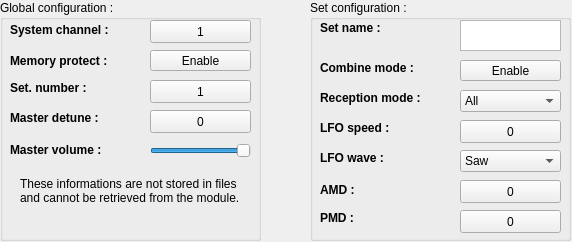
Before: the Qt Designer form interface/qconfig.ui in LasDesu/fb01editor, drawn with Qt 5.
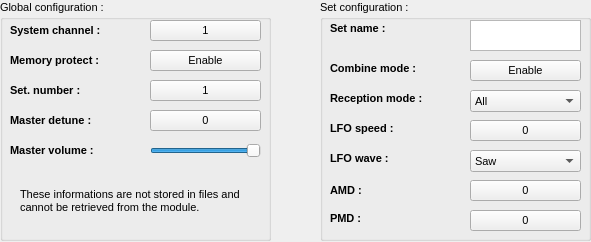
After: the same form once the commit is applied. Custom widgets are drawn as their Qt base class.

What changed in the file:
```diff
--- a/interface/qconfig.ui
+++ b/interface/qconfig.ui
@@ -6,7 +6,7 @@
    <rect>
     <x>0</x>
     <y>0</y>
-    <width>572</width>
+    <width>591</width>
     <height>242</height>
    </rect>
   </property>
@@ -18,10 +18,15 @@
     <rect>
      <x>0</x>
      <y>0</y>
-     <width>261</width>
+     <width>271</width>
      <height>241</height>
     </rect>
    </property>
+   <property name="font">
+    <font>
+     <pointsize>8</pointsize>
+    </font>
+   </property>
    <property name="title">
     <string>Global configuration :</string>
    </property>
@@ -30,10 +35,15 @@
      <rect>
       <x>150</x>
       <y>50</y>
-      <width>101</width>
+      <width>111</width>
       <height>21</height>
      </rect>
     </property>
+    <property name="font">
+     <font>
+      <pointsize>8</pointsize>
+     </font>
+    </property>
     <property name="toolTip">
      <string>Right to write on memory</string>
     </property>
@@ -49,12 +59,13 @@
      <rect>
       <x>10</x>
       <y>50</y>
-      <width>111</width>
+      <width>131</width>
       <height>21</height>
      </rect>
     </property>
     <property name="font">
      <font>
+      <pointsize>8</pointsize>
       <weight>75</weight>
       <bold>true</bold>
      </font>
@@ -67,13 +78,14 @@
     <property name="geometry">
      <rect>
       <x>10</x>
-      <y>78</y>
-      <width>101</width>
+      <y>80</y>
+      <width>131</width>
       <height>20</height>
      </rect>
     </property>
     <property name="font">
      <font>
+      <pointsize>8</pointsize>
       <weight>75</weight>
       <bold>true</bold>
      </font>
@@ -87,12 +99,13 @@
      <rect>
       <x>10</x>
       <y>140</y>
-      <width>101</width>
+      <width>131</width>
       <height>20</height>
      </rect>
     </property>
     <property name="font">
      <font>
+      <pointsize>8</pointsize>
       <weight>75</weight>
       <bold>true</bold>
      </font>
@@ -106,10 +119,15 @@
      <rect>
       <x>150</x>
       <y>140</y>
-      <width>101</width>
+      <width>111</width>
       <height>21</height>
      </rect>
     </property>
+    <property name="font">
+     <font>
+      <pointsize>8</pointsize>
+     </font>
+    </property>
     <property name="toolTip">
      <string>Master level of the module</string>
     </property>
@@ -128,10 +146,15 @@
      <rect>
       <x>20</x>
       <y>170</y>
-      <width>221</width>
-      <height>41</height>
+      <width>231</width>
+      <height>61</height>
      </rect>
     </property>
+    <property name="font">
+     <font>
+      <pointsize>8</pointsize>
+     </font>
+    </property>
     <property name="text">
      <string>These informations are not stored in files and cannot be retrieved from the module.</string>
     </property>
@@ -150,12 +173,13 @@
      <rect>
       <x>10</x>
       <y>20</y>
-      <width>111</width>
+      <width>131</width>
       <height>20</height>
      </rect>
     </property>
     <property name="font">
      <font>
+      <pointsize>8</pointsize>
       <weight>75</weight>
       <bold>true</bold>
      </font>
@@ -169,10 +193,15 @@
      <rect>
       <x>150</x>
       <y>20</y>
-      <width>101</width>
-      <height>23</height>
+      <width>111</width>
+      <height>21</height>
      </rect>
     </property>
+    <property name="font">
+     <font>
+      <pointsize>8</pointsize>
+     </font>
+    </property>
     <property name="toolTip">
      <string>The system channel of the module to be edited</string>
     </property>
@@ -191,10 +220,15 @@
      <rect>
       <x>150</x>
       <y>80</y>
-      <width>101</width>
-      <height>23</height>
+      <width>111</width>
+      <height>21</height>
      </rect>
     </property>
+    <property name="font">
+     <font>
+      <pointsize>8</pointsize>
+     </font>
+    </property>
     <property name="toolTip">
      <string>The current set number</string>
     </property>
@@ -212,13 +246,14 @@
     <property name="geometry">
      <rect>
       <x>10</x>
-      <y>108</y>
-      <width>101</width>
+      <y>110</y>
+      <width>131</width>
       <height>20</height>
      </rect>
     </property>
     <property name="font">
      <font>
+      <pointsize>8</pointsize>
       <weight>75</weight>
       <bold>true</bold>
      </font>
@@ -232,10 +267,15 @@
      <rect>
       <x>150</x>
       <y>110</y>
-      <width>101</width>
-      <height>23</height>
+      <width>111</width>
+      <height>21</height>
      </rect>
     </property>
+    <property name="font">
+     <font>
+      <pointsize>8</pointsize>
+     </font>
+    </property>
     <property name="toolTip">
      <string>Master detune of the module</string>
     </property>
@@ -253,12 +293,17 @@
   <widget class="QGroupBox" name="grpBox_setconfig">
    <property name="geometry">
     <rect>
-     <x>310</x>
+     <x>320</x>
      <y>0</y>
-     <width>261</width>
+     <width>271</width>
      <height>241</height>
     </rect>
    </property>
+   <property name="font">
+    <font>
+     <pointsize>8</pointsize>
+    </font>
+   </property>
    <property name="title">
     <string>Set configuration :</string>
    </property>
@@ -267,12 +312,13 @@
      <rect>
       <x>10</x>
       <y>60</y>
-      <width>101</width>
+      <width>121</width>
       <height>16</height>
      </rect>
     </property>
     <property name="font">
      <font>
+      <pointsize>8</pointsize>
       <weight>75</weight>
       <bold>true</bold>
      </font>
@@ -286,10 +332,15 @@
      <rect>
       <x>150</x>
       <y>60</y>
-      <width>101</width>
+      <width>111</width>
       <height>21</height>
      </rect>
     </property>
+    <property name="font">
+     <font>
+      <pointsize>8</pointsize>
+     </font>
+    </property>
     <property name="toolTip">
      <string>When on, the global configuration of the last selected voice replace the instrument configuration</string>
     </property>
@@ -305,10 +356,15 @@
      <rect>
       <x>150</x>
       <y>90</y>
-      <width>101</width>
+      <width>111</width>
       <height>22</height>
      </rect>
     </property>
+    <property name="font">
+     <font>
+      <pointsize>8</pointsize>
+     </font>
+    </property>
     <property name="toolTip">
      <string>Receive every or one in two MIDI orders</string>
     </property>
@@ -333,12 +389,13 @@
      <rect>
       <x>10</x>
       <y>90</y>
-      <width>101</width>
+      <width>121</width>
       <height>16</height>
      </rect>
     </property>
     <property name="font">
      <font>
+      <pointsize>8</pointsize>
       <weight>75</weight>
       <bold>true</bold>
      </font>
@@ -352,10 +409,15 @@
      <rect>
       <x>150</x>
       <y>20</y>
-      <width>101</width>
+      <width>111</width>
       <height>31</height>
      </rect>
     </property>
+    <property name="font">
+     <font>
+      <pointsize>8</pointsize>
+     </font>
+    </property>
     <property name="toolTip">
      <string>The name of the set</string>
     </property>
@@ -377,12 +439,13 @@
      <rect>
       <x>10</x>
       <y>20</y>
-      <width>101</width>
+      <width>121</width>
       <height>16</height>
      </rect>
     </property>
     <property name="font">
      <font>
+      <pointsize>8</pointsize>
       <weight>75</weight>
       <bold>true</bold>
      </font>
@@ -396,12 +459,13 @@
      <rect>
       <x>10</x>
       <y>120</y>
-      <width>81</width>
+      <width>121</width>
       <height>16</height>
      </rect>
     </property>
     <property name="font">
      <font>
+      <pointsize>8</pointsize>
       <weight>75</weight>
       <bold>true</bold>
      </font>
@@ -415,10 +479,15 @@
      <rect>
       <x>150</x>
       <y>180</y>
-      <width>101</width>
-      <height>23</height>
+      <width>111</width>
+      <height>21</height>
      </rect>
     </property>
+    <property name="font">
+     <font>
+      <pointsize>8</pointsize>
+     </font>
+    </property>
     <property name="toolTip">
      <string>The amplitude modulation provided by the LFO</string>
     </property>
@@ -437,12 +506,13 @@
      <rect>
       <x>10</x>
       <y>180</y>
-      <width>41</width>
+      <width>121</width>
       <height>20</height>
      </rect>
     </property>
     <property name="font">
      <font>
+      <pointsize>8</pointsize>
       <weight>75</weight>
       <bold>true</bold>
      </font>
@@ -456,10 +526,15 @@
      <rect>
       <x>150</x>
       <y>150</y>
-      <width>101</width>
+      <width>111</width>
       <height>22</height>
      </rect>
     </property>
+    <property name="font">
+     <font>
+      <pointsize>8</pointsize>
+     </font>
+    </property>
     <property name="toolTip">
      <string>The LFO waveform for the set</string>
     </property>
@@ -489,12 +564,13 @@
      <rect>
       <x>10</x>
       <y>210</y>
-      <width>41</width>
+      <width>121</width>
       <height>16</height>
      </rect>
     </property>
     <property name="font">
      <font>
+      <pointsize>8</pointsize>
       <weight>75</weight>
       <bold>true</bold>
      </font>
@@ -508,10 +584,15 @@
      <rect>
       <x>150</x>
       <y>210</y>
-      <width>101</width>
-      <height>23</height>
+      <width>111</width>
+      <height>21</height>
      </rect>
     </property>
+    <property name="font">
+     <font>
+      <pointsize>8</pointsize>
+     </font>
+    </property>
     <property name="toolTip">
      <string>The pitch modulation provided by the LFO</string>
     </property>
@@ -530,12 +611,13 @@
      <rect>
       <x>10</x>
       <y>150</y>
-      <width>81</width>
+      <width>121</width>
       <height>16</height>
      </rect>
     </property>
     <property name="font">
      <font>
+      <pointsize>8</pointsize>
       <weight>75</weight>
       <bold>true</bold>
      </font>
@@ -549,10 +631,15 @@
      <rect>
       <x>150</x>
       <y>120</y>
-      <width>101</width>
-      <height>23</height>
+      <width>111</width>
+      <height>21</height>
      </rect>
     </property>
+    <property name="font">
+     <font>
+      <pointsize>8</pointsize>
+     </font>
+    </property>
     <property name="toolTip">
      <string>The pitch modulation provided by the LFO</string>
     </property>
```
